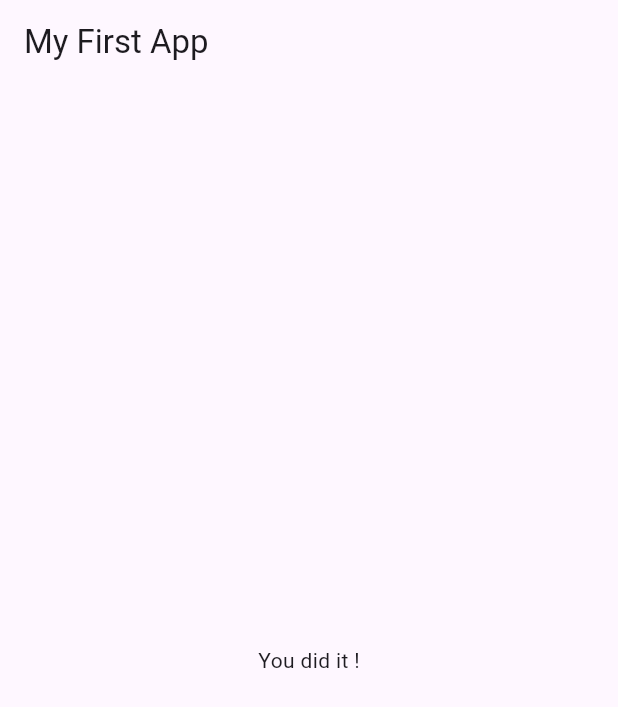
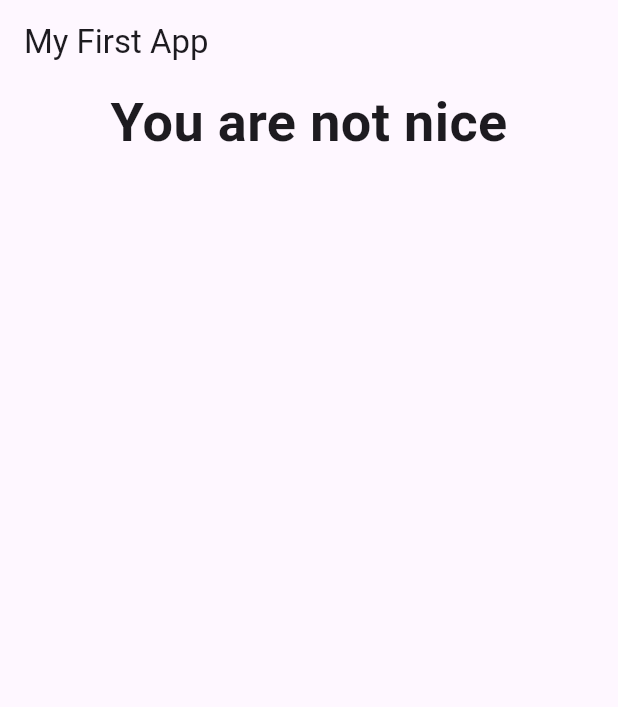
Before and after one commit to Birkity/flutter-complete-guide, a Flutter app: the screen it shows after launch, after a tap on "Black", after a tap on "Snake", after a tap on "Mr. Smith", on a phone screen of 412 x 824 dp. Shown: the top 707 px of the screen. Run offline on Flutter 3.47's test engine with Material 3 defaults, Android fonts, the phone set to English and light mode, and no system bars.

Commit message:
Added conditional text to Result widget based on score

```diff
--- a/lib/main.dart
+++ b/lib/main.dart
@@ -69,7 +69,7 @@ class _MyAppState extends State<MyApp> {
                 questions: _questions,
                 questionIndex: _questionIndex,
               )
-            : Result(),
+            : Result(_totalScore),
       ),
     );
   }
--- a/lib/result.dart
+++ b/lib/result.dart
@@ -1,12 +1,40 @@
 import 'package:flutter/material.dart';
 
 class Result extends StatelessWidget {
-  const Result({super.key});
+  final int resultScore;
+
+  Result(this.resultScore);
+
+  String get resultPhrase {
+    var resultText = "You did it !";
+    if (resultScore <= 8) {
+      resultText = "You are awesome and great !";
+    } else if (resultScore <= 12) {
+      resultText = 'Pretty Likeable';
+    } else if (resultScore <= 16) {
+      resultText = 'You are .... strange!';
+    } else {
+      resultText = 'You are not nice';
+    }
+
+    return resultText;
+  }
 
   @override
   Widget build(BuildContext context) {
     return Center(
-      child: Text('You did it !'),
+      child: Column(
+        children: [
+          Text(
+            resultPhrase,
+            style: TextStyle(
+              fontSize: 36,
+              fontWeight: FontWeight.bold,
+            ),
+            textAlign: TextAlign.center,
+          ),
+        ],
+      ),
     );
   }
 }
```
